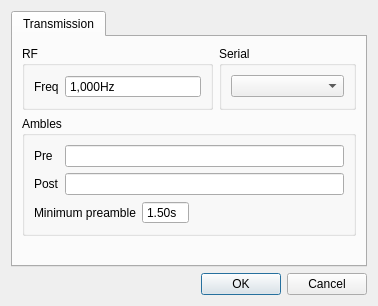
Above: JMSK/gui_classes/settingsdialog.ui from jontio/JAERO before the change. Below: the same form after it.
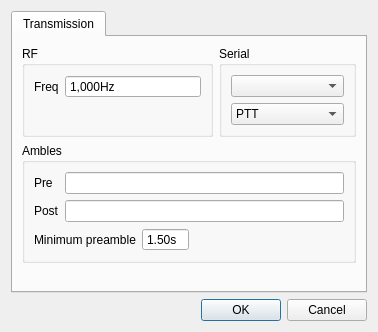
That is the form after the change.

```diff
--- a/JMSK/gui_classes/settingsdialog.ui
+++ b/JMSK/gui_classes/settingsdialog.ui
@@ -7,7 +7,7 @@
     <x>0</x>
     <y>0</y>
     <width>378</width>
-    <height>306</height>
+    <height>332</height>
    </rect>
   </property>
   <property name="windowTitle">
@@ -77,6 +77,20 @@
             <item>
              <widget class="QComboBox" name="comboBoxPTTdevice"/>
             </item>
+            <item>
+             <widget class="QComboBox" name="comboBoxJDDS">
+              <item>
+               <property name="text">
+                <string>PTT</string>
+               </property>
+              </item>
+              <item>
+               <property name="text">
+                <string>JDDS</string>
+               </property>
+              </item>
+             </widget>
+            </item>
            </layout>
           </widget>
          </item>
```
